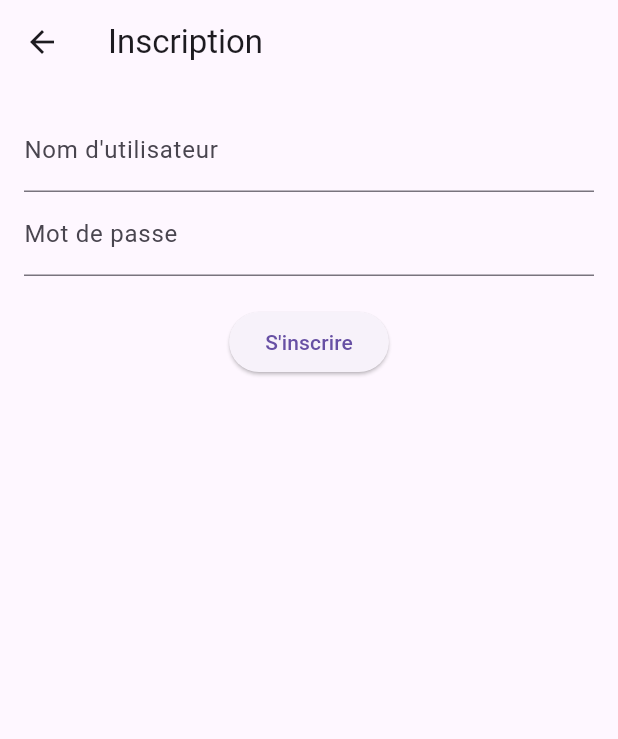
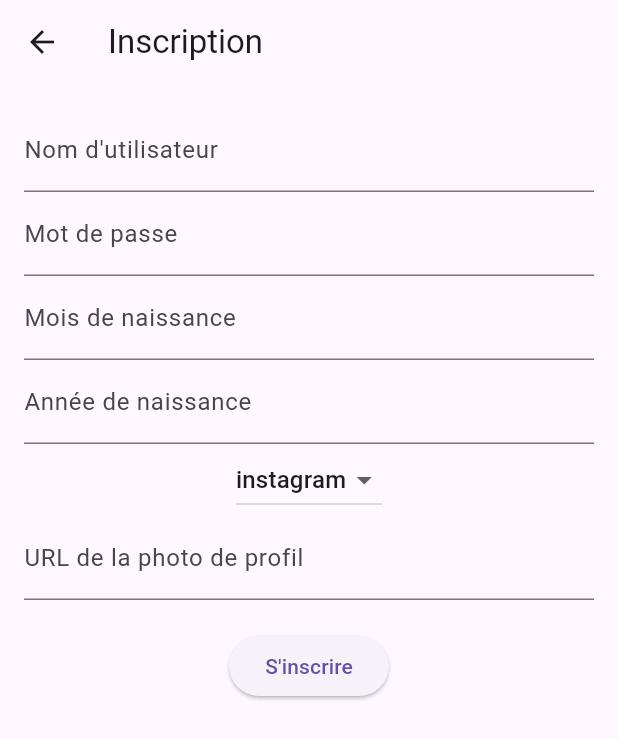
Before and after one commit to Tiavina22/anonymous, a Flutter app: the RegisterScreen screen opened directly, on a phone screen of 412 x 824 dp. Shown: the top 739 px of the screen. Run offline on Flutter 3.47's test engine with Material 3 defaults, Android fonts, the phone set to English and light mode, and no system bars; our stand-ins replace share_plus, shared_preferences; accounts and stored records are empty.

Commit message:
[FEAT] :  enhance user registration with birth month, birth year, usage mode, and profile picture support in database, backend, and frontend.

```diff
--- a/lib/src/screen/register/register_screen.dart
+++ b/lib/src/screen/register/register_screen.dart
@@ -11,6 +11,11 @@ class RegisterScreen extends StatefulWidget {
 class _RegisterScreenState extends State<RegisterScreen> {
   final TextEditingController _usernameController = TextEditingController();
   final TextEditingController _passwordController = TextEditingController();
+  final TextEditingController _birthMonthController = TextEditingController();
+  final TextEditingController _birthYearController = TextEditingController();
+  final TextEditingController _profilePictureController =
+      TextEditingController();
+  String _usageMode = 'instagram'; // Par défaut
 
   Future<void> register() async {
     final response = await http.post(
@@ -19,6 +24,10 @@ class _RegisterScreenState extends State<RegisterScreen> {
       body: json.encode({
         'username': _usernameController.text,
         'password': _passwordController.text,
+        'birthMonth': int.parse(_birthMonthController.text),
+        'birthYear': int.parse(_birthYearController.text),
+        'usageMode': _usageMode,
+        'profilePicture': _profilePictureController.text,
       }),
     );
     if (response.statusCode == 201) {
@@ -48,6 +57,36 @@ class _RegisterScreenState extends State<RegisterScreen> {
               decoration: InputDecoration(labelText: 'Mot de passe'),
               obscureText: true,
             ),
+            TextField(
+              controller: _birthMonthController,
+              decoration: InputDecoration(labelText: 'Mois de naissance'),
+              keyboardType: TextInputType.number,
+            ),
+            TextField(
+              controller: _birthYearController,
+              decoration: InputDecoration(labelText: 'Année de naissance'),
+              keyboardType: TextInputType.number,
+            ),
+            DropdownButton<String>(
+              value: _usageMode,
+              onChanged: (String? newValue) {
+                setState(() {
+                  _usageMode = newValue!;
+                });
+              },
+              items: <String>['instagram', 'facebook']
+                  .map<DropdownMenuItem<String>>((String value) {
+                return DropdownMenuItem<String>(
+                  value: value,
+                  child: Text(value),
+                );
+              }).toList(),
+            ),
+            TextField(
+              controller: _profilePictureController,
+              decoration:
+                  InputDecoration(labelText: 'URL de la photo de profil'),
+            ),
             SizedBox(height: 20),
             ElevatedButton(
               onPressed: register,
```
Also changed, not shown: 2 other files.
